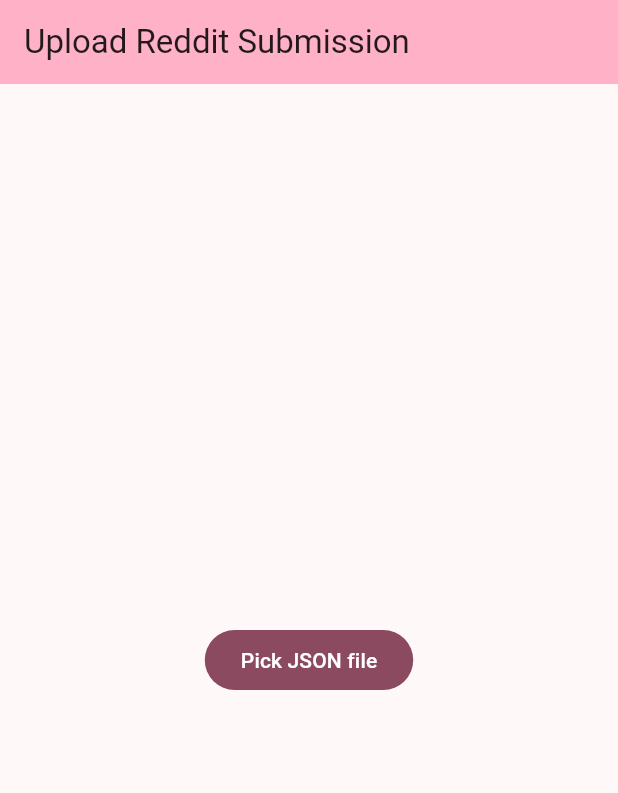
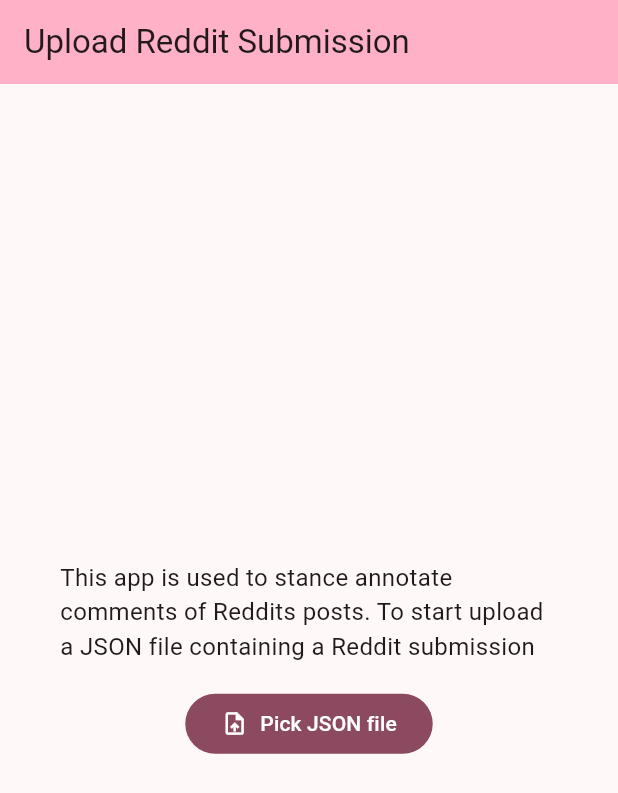
Before and after one commit to felixwoestmann/stance_annotator_app, a Flutter app: the screen it shows after launch, on a phone screen of 412 x 824 dp. Shown: the top 793 px of the screen. Run offline on Flutter 3.47's test engine with Material 3 defaults, Android fonts, the phone set to English and light mode, and no system bars; our stand-ins replace file_picker, flutter_riverpod, freezed_annotation, get_it, google_fonts, rxdart and 1 more; missing offline and left inert: tree_iterator; generated files the repository leaves out were written again.

Commit message:
working app

```diff
--- a/lib/data/comment_set.dart
+++ b/lib/data/comment_set.dart
@@ -27,6 +27,11 @@ sealed class CommentSet with _$CommentSet {
     }
   }
 
+  Comment get comment => when(
+        topLevel: (comment) => comment,
+        subsequent: (comment, _) => comment,
+      );
+
   const factory CommentSet.topLevel({required Comment comment}) =
       TopLevelComment;
 
--- a/lib/ui/annotation_page/stance_annotation_button.dart
+++ b/lib/ui/annotation_page/stance_annotation_button.dart
@@ -40,7 +40,7 @@ class _StanceAnnotationButton extends ConsumerStatefulWidget {
   final StanceAnnotationType type;
 
   const _StanceAnnotationButton(
-      {required this.comment, required this.type});
+      {required this.comment, required this.type, super.key});
 
   @override
   ConsumerState<_StanceAnnotationButton> createState() =>
@@ -89,6 +89,7 @@ class _StanceAnnotationButtonState
             ),
             label: nowSelectedLabels.single,
           );
+          selected = nowSelectedLabels.single.toSet;
         });
       },
     );
--- a/lib/ui/upload_page.dart
+++ b/lib/ui/upload_page.dart
@@ -48,10 +48,31 @@ class UploadSubmissionPage extends ConsumerWidget {
           style: Theme.of(context).textTheme.titleLarge,
         ),
       ),
-      body: Center(
-        child: FilledButton(
-            onPressed: () => _onSubmissionButtonPressed(context, ref),
-            child: const Text('Pick JSON file')),
+      body: Column(
+        mainAxisAlignment: MainAxisAlignment.center,
+        children: [
+          const Padding(
+            padding: EdgeInsets.symmetric(horizontal: 40.0),
+            child: Text(
+              "This app is used to stance annotate comments of Reddits posts. "
+              "To start upload a JSON file containing a Reddit submission",
+              style: TextStyle(fontSize: 16),
+            ),
+          ),
+          const SizedBox(height: 16),
+          Center(
+            child: FilledButton(
+                onPressed: () => _onSubmissionButtonPressed(context, ref),
+                child: const Row(
+                  mainAxisSize: MainAxisSize.min,
+                  children: [
+                    Icon(Icons.upload_file),
+                    SizedBox(width: 8),
+                    Text('Pick JSON file'),
+                  ],
+                )),
+          ),
+        ],
       ),
       // This trailing comma makes auto-formatting nicer for build methods.
     );
```
Also changed, not shown: lib/data/annotator_page_state.dart (+5 -2 lines), lib/ui/annotation_page/annotator_page.dart (+16 -13 lines), lib/ui/annotation_page/annotator_page_provider.dart (+35 -2 lines), lib/ui/annotation_page/comment_view.dart (+14 -4 lines).
